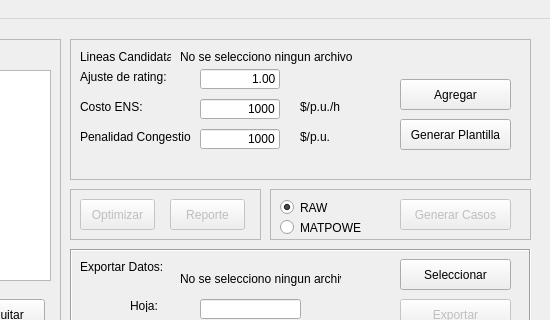
jbarberia/TNEP.py, file tnep/ui/UI.ui: the form before one commit; both pictures show x 250 to 800 and y 0 to 320 of the 800 by 600 pixel window.
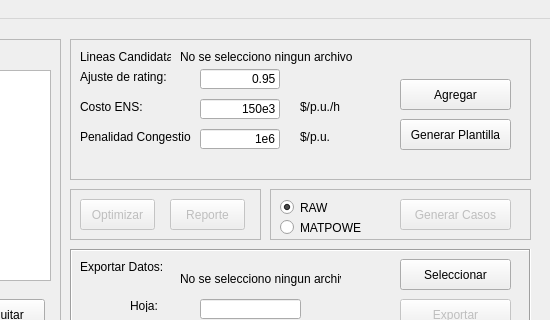
The form after the commit.

Commit message: Default values in UI

Diff of the .ui file:
```diff
--- a/tnep/ui/UI.ui
+++ b/tnep/ui/UI.ui
@@ -210,7 +210,7 @@
       </rect>
      </property>
      <property name="text">
-      <string>1.00</string>
+      <string>0.95</string>
      </property>
      <property name="alignment">
       <set>Qt::AlignRight|Qt::AlignTrailing|Qt::AlignVCenter</set>
@@ -252,7 +252,7 @@
       </rect>
      </property>
      <property name="text">
-      <string>1000</string>
+      <string>150e3</string>
      </property>
      <property name="alignment">
       <set>Qt::AlignRight|Qt::AlignTrailing|Qt::AlignVCenter</set>
@@ -268,7 +268,7 @@
       </rect>
      </property>
      <property name="text">
-      <string>1000</string>
+      <string>1e6</string>
      </property>
      <property name="alignment">
       <set>Qt::AlignRight|Qt::AlignTrailing|Qt::AlignVCenter</set>
```
The commit also changes 3 other files.
